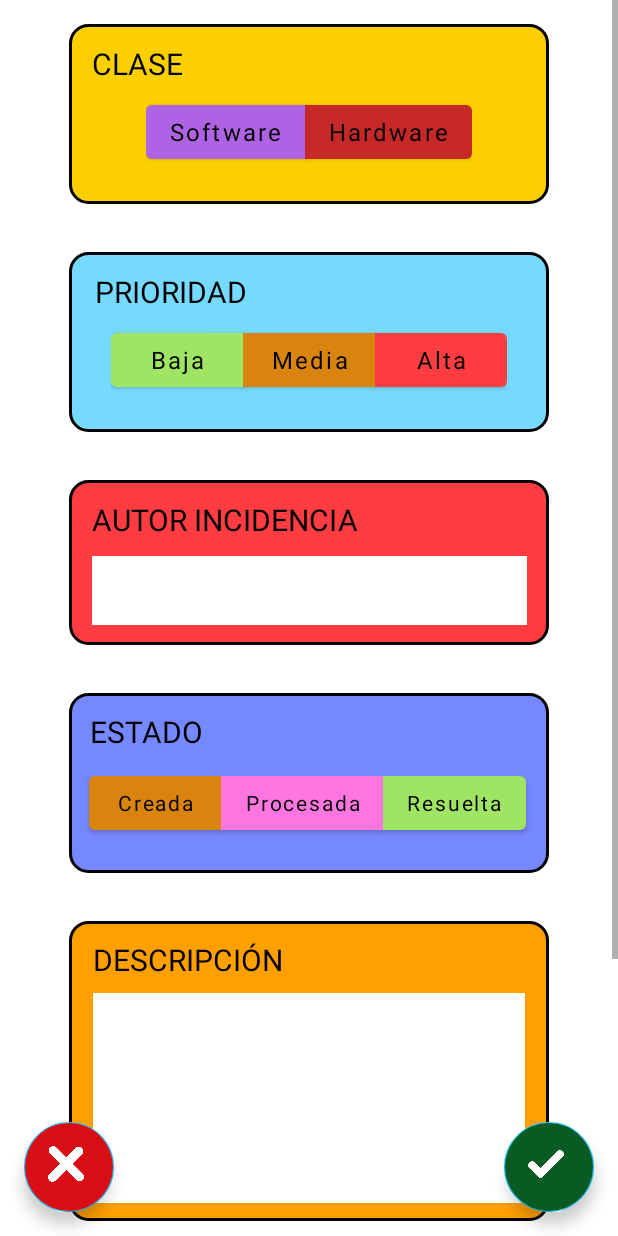
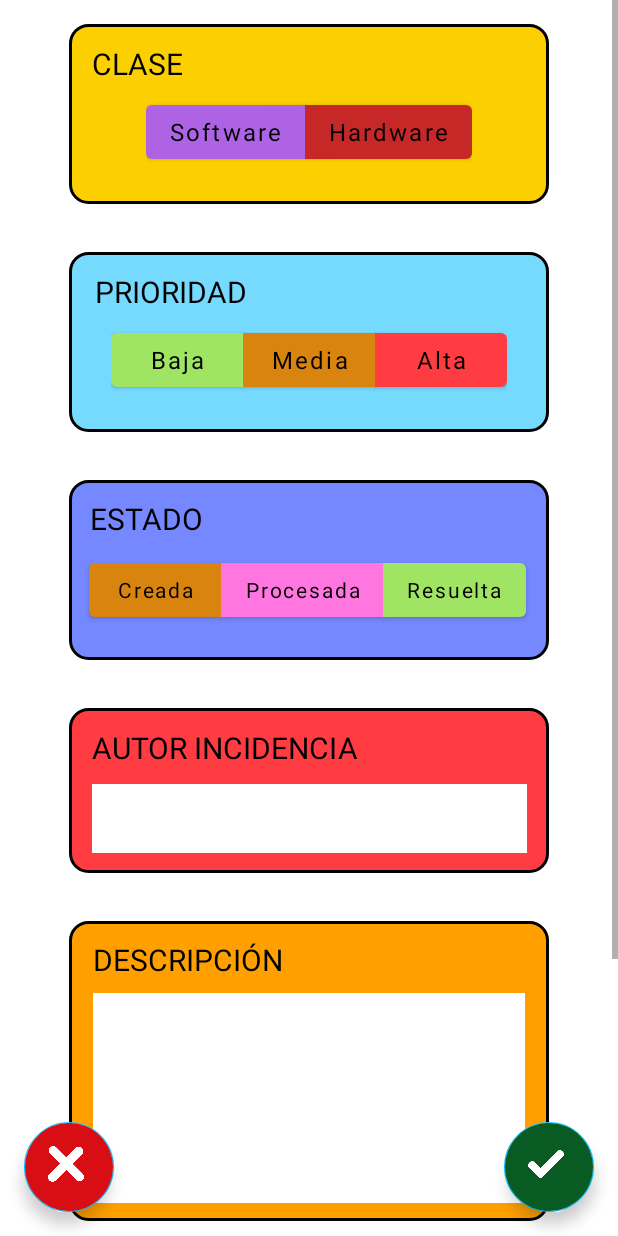
Before and after one commit to auroraramosferrer/ProyectoFinal, an Android app built with Jetpack Compose: the fragment CrearIncidenciasFragment shown on its own in the app's theme, on a phone screen of 412 x 824 dp. Run offline under Robolectric (Android 15) with nearby library versions, the phone set to English and light mode, and no system bars; Roboto replaces fonts that are not available here.

Commit message:
Fichero properties

```diff
--- a/app/src/main/java/com/example/proyectofinal/MainActivity.kt
+++ b/app/src/main/java/com/example/proyectofinal/MainActivity.kt
@@ -57,7 +57,9 @@ class MainActivity : AppCompatActivity() {
                 R.id.nav_lista_equipos_aulas,
                 R.id.nav_lista_equipos_equipo,
                 R.id.nav_informacion_equipo,
-                R.id.nav_detalles_incidencia
+                R.id.nav_detalles_incidencia,
+                R.id.nav_editar_equipo,
+                R.id.nav_editar_incidencia,
             ), drawerLayout
         )
         setupActionBarWithNavController(navController, appBarConfiguration)
--- a/app/src/main/java/com/example/proyectofinal/ui/editarEquipos/EditarEquipoFragment.kt
+++ b/app/src/main/java/com/example/proyectofinal/ui/editarEquipos/EditarEquipoFragment.kt
@@ -113,6 +113,9 @@ class EditarEquipoFragment : Fragment() {
 
         binding.includeImagen.imageButtonCamara.setOnClickListener {
             checkCameraPermission()
+        }
+        binding.floatingActionButtonLeft.setOnClickListener {
+            findNavController().popBackStack()
         }
     }
 
--- a/app/src/main/res/layout/fragment_crear_incidencias.xml
+++ b/app/src/main/res/layout/fragment_crear_incidencias.xml
@@ -41,14 +41,15 @@
                     android:layout_height="wrap_content"
 
                     />
+
+            <include
+                    android:id="@+id/include_estado"
+                    layout="@layout/estado_layout"
+                    android:layout_width="match_parent"
+                    android:layout_height="wrap_content"/>
             <include
                     android:id="@+id/include_autor"
                     layout="@layout/autor_layout"
-                    android:layout_width="match_parent"
-                    android:layout_height="wrap_content"/>
-            <include
-                    android:id="@+id/include_estado"
-                    layout="@layout/estado_layout"
                     android:layout_width="match_parent"
                     android:layout_height="wrap_content"/>
             <include
--- a/app/src/main/res/raw/config.properties
+++ b/app/src/main/res/raw/config.properties
@@ -1,4 +1,6 @@
+#wifi casa
 BASE_URL=http://192.168.0.55:8080/
 #BASE_URL=http://10.0.2.2:8080/
+#movil
 #BASE_URL=http://192.168.76.87:8080/
 #BASE_URL=http://192.168.1.133:8080/
```
